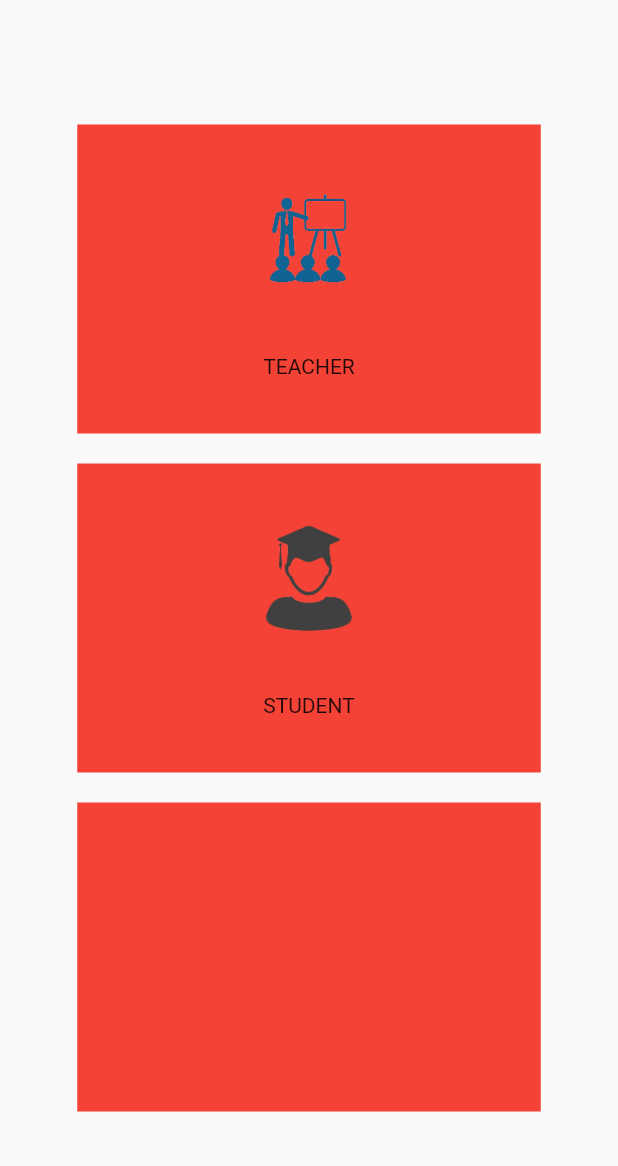
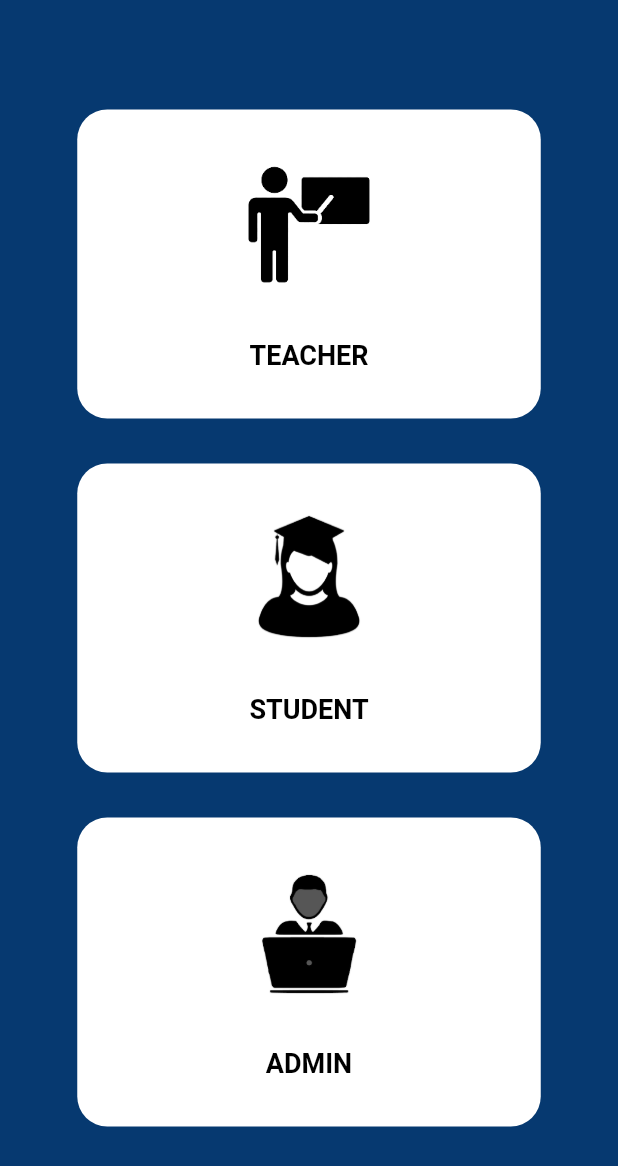
Before and after one commit to rafay51698/EnvisionApp, a Flutter app: the screen it shows after launch, on a phone screen of 412 x 824 dp. Shown: the top 1166 px of the screen. Run offline on Flutter 3.47's test engine with Material 2 defaults, Android fonts, the phone set to English and light mode, and no system bars; our stand-ins replace animated_splash_screen.

Commit message:
Second Commit

```diff
--- a/lib/landingpage/landing_page.dart
+++ b/lib/landingpage/landing_page.dart
@@ -1,6 +1,8 @@
 import 'package:flutter/material.dart';
+import 'package:flutterapp/admin/login_admin.dart';
 import 'package:flutterapp/student/login_student.dart';
 import 'package:flutterapp/teacher/login_teacher.dart';
+import 'package:flutterapp/theme/app_color.dart';
 
 class LandingPage extends StatefulWidget {
   const LandingPage({Key? key}) : super(key: key);
@@ -13,6 +15,8 @@ class _LandingPageState extends State<LandingPage> {
   @override
   Widget build(BuildContext context) {
     return Scaffold(
+      // backgroundColor: Colors.purple[700],
+      backgroundColor: primary,
       body: Center(
         child: Column(
           mainAxisAlignment: MainAxisAlignment.center,
@@ -27,19 +31,28 @@ class _LandingPageState extends State<LandingPage> {
                 );
               },
               child: Container(
-                margin: const EdgeInsets.all(10),
+                margin: const EdgeInsets.all(15),
                 height: MediaQuery.of(context).size.height * 0.25,
                 width: MediaQuery.of(context).size.width * 0.75,
-                color: Colors.red,
+                decoration: BoxDecoration(
+                  borderRadius: BorderRadius.circular(20),
+                  color: Colors.white,
+                ),
                 child: Column(
                   mainAxisAlignment: MainAxisAlignment.spaceEvenly,
                   children: [
                     SizedBox(
-                      height: 80,
-                      width: 120,
+                      height: 90,
+                      width: 135,
                       child: Image.asset("assets/teacher.png"),
                     ),
-                    const Text("TEACHER")
+                    const Text(
+                      "TEACHER",
+                      style: TextStyle(
+                          color: Colors.black,
+                          fontWeight: FontWeight.bold,
+                          fontSize: 18),
+                    )
                   ],
                 ),
               ),
@@ -54,28 +67,67 @@ class _LandingPageState extends State<LandingPage> {
                 );
               },
               child: Container(
-                color: Colors.red,
-                margin: const EdgeInsets.all(10),
+                decoration: BoxDecoration(
+                  borderRadius: BorderRadius.circular(20),
+                  color: Colors.white,
+                ),
+                margin: const EdgeInsets.all(15),
                 height: MediaQuery.of(context).size.height * 0.25,
                 width: MediaQuery.of(context).size.width * 0.75,
                 child: Column(
                   mainAxisAlignment: MainAxisAlignment.spaceEvenly,
                   children: [
                     SizedBox(
-                      height: 80,
-                      width: 120,
+                      height: 90,
+                      width: 135,
                       child: Image.asset("assets/student1.png"),
                     ),
-                    const Text("STUDENT")
+                    const Text(
+                      "STUDENT",
+                      style: TextStyle(
+                          color: Colors.black,
+                          fontWeight: FontWeight.bold,
+                          fontSize: 18),
+                    )
                   ],
                 ),
               ),
             ),
-            Container(
-              margin: const EdgeInsets.all(10),
-              height: MediaQuery.of(context).size.height * 0.25,
-              width: MediaQuery.of(context).size.width * 0.75,
-              color: Colors.red,
+            GestureDetector(
+              onTap: () {
+                Navigator.push(
+                  context,
+                  MaterialPageRoute(
+                    builder: (context) => const LoginAdmin(),
+                  ),
+                );
+              },
+              child: Container(
+                margin: const EdgeInsets.all(15),
+                height: MediaQuery.of(context).size.height * 0.25,
+                width: MediaQuery.of(context).size.width * 0.75,
+                decoration: BoxDecoration(
+                  borderRadius: BorderRadius.circular(20),
+                  color: Colors.white,
+                ),
+                child: Column(
+                  mainAxisAlignment: MainAxisAlignment.spaceEvenly,
+                  children: [
+                    SizedBox(
+                      height: 90,
+                      width: 135,
+                      child: Image.asset("assets/admin.png"),
+                    ),
+                    const Text(
+                      "ADMIN",
+                      style: TextStyle(
+                          color: Colors.black,
+                          fontWeight: FontWeight.bold,
+                          fontSize: 18),
+                    )
+                  ],
+                ),
+              ),
             )
           ],
         ),
--- a/lib/student/login_student.dart
+++ b/lib/student/login_student.dart
@@ -1,6 +1,5 @@
 import 'package:flutter/material.dart';
 import 'package:flutterapp/student/signup_student.dart';
-import 'package:flutterapp/teacher/sign_up_teacher.dart';
 import 'package:flutterapp/theme/app_color.dart';
 
 class LoginStudent extends StatefulWidget {
@@ -22,8 +21,8 @@ class _LoginStudentState extends State<LoginStudent> {
     return Scaffold(
       backgroundColor: white,
       appBar: AppBar(
-        backgroundColor: white,
-        foregroundColor: primary,
+        backgroundColor: primary,
+        foregroundColor: white,
         title: const Text(
           'Student Login',
           style: TextStyle(fontSize: 25),
--- a/lib/student/signup_student.dart
+++ b/lib/student/signup_student.dart
@@ -20,8 +20,8 @@ class _SignUpStudentState extends State<SignUpStudent> {
   Widget build(BuildContext context) {
     return Scaffold(
       appBar: AppBar(
-        backgroundColor: white,
-        foregroundColor: primary,
+        backgroundColor: primary,
+        foregroundColor: white,
         title: const Text(
           'Student Registration',
           style: TextStyle(fontSize: 25),
```
Also changed, not shown: lib/admin/home_admin.dart (added, +15 -0 lines), lib/admin/login_admin.dart (renamed from lib/teacher/login_teacher.dart, +13 -11 lines), lib/admin/signup_admin.dart (renamed from lib/teacher/sign_up_teacher.dart, +10 -10 lines), assets/admin.png (added), assets/student1.png, assets/teacher.png.
